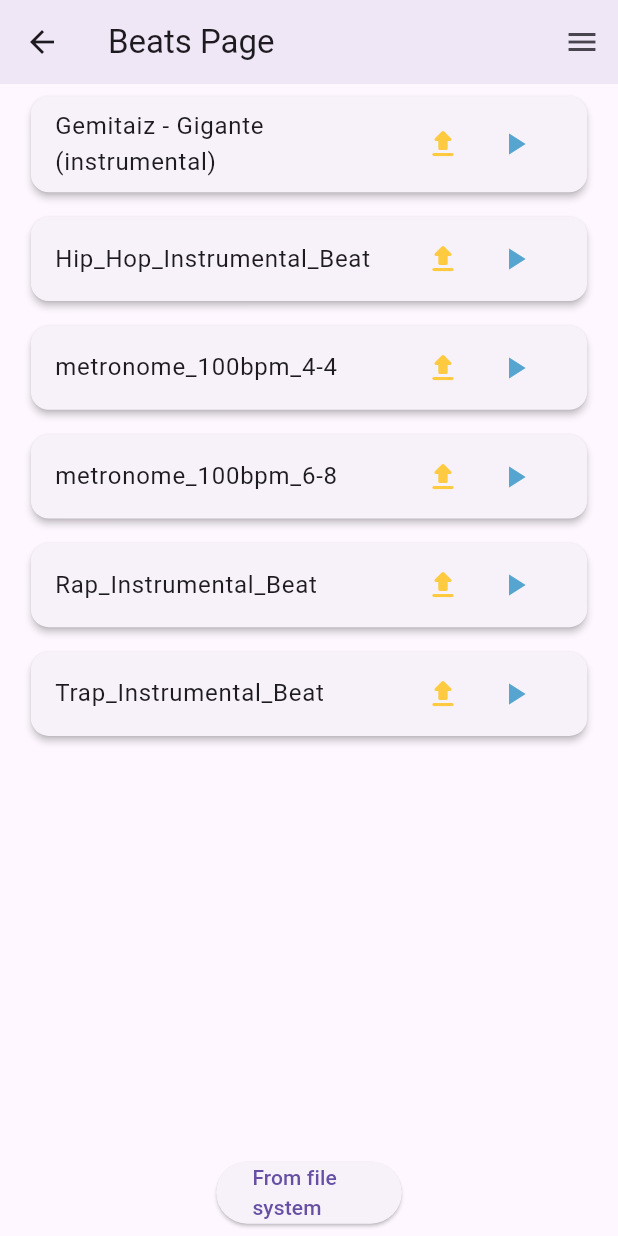
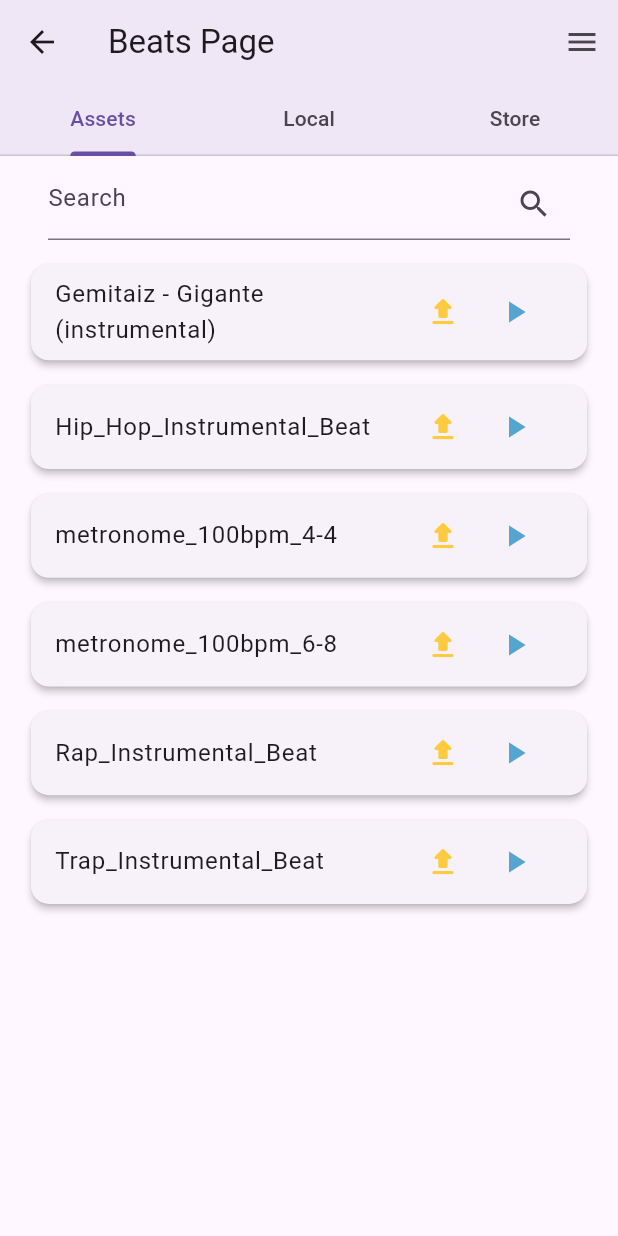
Before and after one commit to Catonzio/rap_edit, a Flutter app: the BeatsPage screen opened by its route, on a phone screen of 412 x 824 dp. Run offline on Flutter 3.47's test engine with Material 3 defaults, Android fonts, the phone set to English and light mode, and no system bars; drawn by our look-alikes of auto_size_text; our stand-ins replace audioplayers, connectivity_plus, file_picker, get, get_storage; accounts and stored records are empty; project files that could hold a hidden picture were left out.

Commit message:
improved beats page, divided beats by source type and added search

```diff
--- a/app/lib/configs/pages.dart
+++ b/app/lib/configs/pages.dart
@@ -5,7 +5,7 @@ import 'package:rap_edit/data/bindings/lyrics_bindings.dart';
 import 'package:rap_edit/data/bindings/settings_bindings.dart';
 import 'package:rap_edit/data/bindings/splash_bindings.dart';
 import 'package:rap_edit/ui/pages/about_page.dart';
-import 'package:rap_edit/ui/pages/beats_page.dart';
+import 'package:rap_edit/ui/pages/beats/beats_page.dart';
 import 'package:rap_edit/ui/pages/home_page.dart';
 import 'package:rap_edit/ui/pages/lyrics_page.dart';
 import 'package:rap_edit/ui/pages/mixed_songs_page.dart';
--- a/app/lib/data/controllers/pages_controllers/beats_controller.dart
+++ b/app/lib/data/controllers/pages_controllers/beats_controller.dart
@@ -1,9 +1,11 @@
 import 'package:file_picker/file_picker.dart';
+import 'package:flutter/material.dart';
 import 'package:get/get.dart';
 import 'package:rap_edit/data/controllers/pages_controllers/home_controller.dart';
 import 'package:rap_edit/data/models/beat.dart';
 import 'package:rap_edit/data/repositories/beats_repository.dart';
 import 'package:rap_edit/utils/constants.dart';
+import 'package:rap_edit/utils/enums.dart';
 
 class BeatsController extends GetxController {
   static final BeatsController to = Get.find<BeatsController>();
@@ -14,12 +16,23 @@ class BeatsController extends GetxController {
   bool get isLoadingBeats => _isLoadingBeats.value;
   set isLoadingBeats(bool value) => _isLoadingBeats.value = value;
 
-  final RxList<Beat> _beats = <Beat>[].obs;
-  List<Beat> get beats => _beats;
-  set beats(List<Beat> value) => _beats.value = value;
+  RxList<Beat> beats = <Beat>[].obs;
+  RxList<Beat> assetBeats = <Beat>[].obs;
+  RxList<Beat> localBeats = <Beat>[].obs;
+
+  final TextEditingController searchController = TextEditingController();
+  final RxString _searchString = "".obs;
+  String get searchString => _searchString.value;
+  set searchString(String value) => _searchString.value = value;
 
   Beat? getBeatWithUrl(String songUrl) =>
       beats.where((Beat beat) => beat.songUrl == songUrl).firstOrNull;
+
+  @override
+  void onInit() {
+    fetchBeats();
+    super.onInit();
+  }
 
   void fetchBeats() async {
     if (beats.isEmpty) {
@@ -29,22 +42,21 @@ class BeatsController extends GetxController {
         await beatsRepository.saveBeats(assetsBeats);
         beats = assetsBeats;
       }
-      this.beats = beats;
+      this.beats = beats.obs;
+      assetBeats = beats.where((beat) => beat.sourceType == SourceType.asset).toList().obs;
+      localBeats = beats.where((beat) => beat.sourceType == SourceType.file).toList().obs;
       isLoadingBeats = false;
     }
   }
 
-  void loadBeat(int index) {
+  void loadBeat(Beat beat) {
     if (beats.isEmpty) {
       fetchBeats();
     }
-    if (index < beats.length) {
-      // Get.offAndToNamed(Routes.writing);
-      HomeController.to.setSong(beats[index]);
-    }
+    HomeController.to.setSong(beat);
   }
 
-  Future<void> loadBeatsFromFileSystem() async {
+  Future<void> uploadBeatsFromFileSystem() async {
     FilePickerResult? result = await FilePicker.platform.pickFiles(
         allowMultiple: true,
         allowedExtensions: musicExtensions,
@@ -55,11 +67,12 @@ class BeatsController extends GetxController {
     if (result != null) {
       List<Beat> newBeats = result.paths
           .where((path) =>
-              path != null && !beats.map((beat) => beat.songUrl).contains(path))
+              path != null && !localBeats.map((beat) => beat.songUrl).contains(path))
           .map((path) => Beat.fromPath(path!))
           .toList();
       beatsRepository.saveBeats(newBeats);
-      beats = [...beats, ...newBeats];
+      beats = [...beats, ...newBeats].obs;
+      localBeats = [...localBeats, ...newBeats].obs;
     } else {
       // User canceled the picker
     }
--- /dev/null
+++ b/app/lib/ui/pages/beats/asset_beats.dart
@@ -0,0 +1,49 @@
+import 'package:flutter/material.dart';
+import 'package:get/get.dart';
+import 'package:rap_edit/configs/routes.dart';
+import 'package:rap_edit/data/controllers/pages_controllers/beats_controller.dart';
+import 'package:rap_edit/data/models/beat.dart';
+import 'package:rap_edit/ui/widgets/search_beat_widget.dart';
+import 'package:rap_edit/ui/widgets/tiles/beat_tile.dart';
+import 'package:rap_edit/utils/extensions/context_extension.dart';
+
+class AssetBeats extends StatelessWidget {
+  const AssetBeats({super.key});
+
+  @override
+  Widget build(BuildContext context) {
+    final BeatsController controller = BeatsController.to;
+
+    return Obx(() {
+      if (controller.isLoadingBeats) {
+        return const Center(child: CircularProgressIndicator());
+      }
+
+      if (controller.assetBeats.isEmpty) {
+        return const Center(child: Text("No asset beats available"));
+      }
+      return Column(
+        children: [
+          SearchBeatWidget(controller: controller),
+          Expanded(
+            child: ListView(
+              children: controller.assetBeats
+                  .where((p0) => p0.title
+                      .toLowerCase()
+                      .contains(controller.searchString.toLowerCase()))
+                  .toList()
+                  .map((Beat e) => BeatTile(
+                      beat: e,
+                      onUpload: () {
+                        controller.loadBeat(e);
+                        context.navigator.pop();
+                        context.navigator.pushNamed(Routes.writing);
+                      }))
+                  .toList(),
+            ),
+          ),
+        ],
+      );
+    });
+  }
+}
--- /dev/null
+++ b/app/lib/ui/pages/beats/beats_page.dart
@@ -0,0 +1,34 @@
+import 'package:flutter/material.dart';
+import 'package:rap_edit/ui/pages/beats/asset_beats.dart';
+import 'package:rap_edit/ui/pages/beats/local_beats.dart';
+import 'package:rap_edit/ui/pages/beats/store_beats.dart';
+import 'package:rap_edit/utils/constants.dart';
+
+class BeatsPage extends StatelessWidget {
+  const BeatsPage({super.key});
+
+  @override
+  Widget build(BuildContext context) {
+    return DefaultTabController(
+      length: 3,
+      child: Scaffold(
+          appBar: AppBar(
+            title: const Text("Beats Page"),
+            bottom: const TabBar(
+              tabs: [
+                Tab(text: "Assets"),
+                Tab(text: "Local"),
+                Tab(text: "Store"),
+              ],
+            ),
+          ),
+          endDrawer: pagesDrawer,
+          body: const TabBarView(children: [
+            // AssetBeats(controller: controller),
+            AssetBeats(),
+            LocalBeats(),
+            StoreBeats(),
+          ])),
+    );
+  }
+}
--- a/app/lib/ui/pages/beats_page.dart
+++ /dev/null
@@ -1,69 +0,0 @@
-import 'package:auto_size_text/auto_size_text.dart';
-import 'package:flutter/material.dart';
-import 'package:get/get.dart';
-import 'package:rap_edit/configs/routes.dart';
-import 'package:rap_edit/data/controllers/pages_controllers/beats_controller.dart';
-import 'package:rap_edit/ui/widgets/tiles/beat_tile.dart';
-import 'package:rap_edit/utils/constants.dart';
-import 'package:rap_edit/utils/extensions/context_extension.dart';
-
-class BeatsPage extends StatelessWidget {
-  const BeatsPage({super.key});
-
-  @override
-  Widget build(BuildContext context) {
-    return Scaffold(
-      appBar: AppBar(
-        title: const Text("Beats Page"),
-      ),
-      endDrawer: pagesDrawer,
-      body: SafeArea(
-          child: GetX<BeatsController>(
-        initState: (state) => state.controller?.fetchBeats(),
-        builder: (controller) {
-          return Stack(
-            fit: StackFit.expand,
-            children: [
-              Positioned(
-                left: 0,
-                right: 0,
-                top: 0,
-                bottom: context.height * (0.01 + 0.07),
-                child: controller.isLoadingBeats
-                    ? const Center(child: CircularProgressIndicator())
-                    : controller.beats.isEmpty
-                        ? const Center(child: Text("No beats available"))
-                        : ListView.builder(
-                            itemCount: controller.beats.length,
-                            itemBuilder: (context, index) => BeatTile(
-                                beat: controller.beats[index],
-                                onTap: () {
-                                  controller.loadBeat(index);
-                                  // context.navigator.popAndPushNamed(Routes.writing);
-                                  context.navigator.pop();
-                                  context.navigator.pushNamed(Routes.writing);
-                                })),
-              ),
-              Positioned(
-                bottom: context.height * 0.01,
-                left: context.width * (0.5 - 0.3 / 2),
-                width: context.width * 0.3,
-                height: context.height * 0.05,
-                child: ElevatedButton(
-                  onPressed: () {
-                    controller.loadBeatsFromFileSystem();
-                  },
-                  child: const AutoSizeText(
-                    "From file system",
-                    maxLines: 2,
-                    overflow: TextOverflow.ellipsis,
-                  ),
-                ),
-              )
-            ],
-          );
-        },
-      )),
-    );
-  }
-}
--- /dev/null
+++ b/app/lib/ui/widgets/search_beat_widget.dart
@@ -0,0 +1,29 @@
+import 'package:flutter/material.dart';
+import 'package:rap_edit/data/controllers/pages_controllers/beats_controller.dart';
+
+class SearchBeatWidget extends StatelessWidget {
+  final BeatsController controller;
+
+  const SearchBeatWidget({
+    super.key,
+    required this.controller,
+  });
+
+  @override
+  Widget build(BuildContext context) {
+    return Padding(
+      padding: const EdgeInsets.symmetric(horizontal: 32, vertical: 8),
+      child: TextField(
+          maxLines: 1,
+          controller: controller.searchController,
+          onChanged: (value) {
+            controller.searchString = value;
+            controller.searchController.text = value;
+          },
+          decoration: const InputDecoration(
+            hintText: "Search",
+            suffixIcon: Icon(Icons.search),
+          )),
+    );
+  }
+}
--- a/app/lib/ui/widgets/tiles/beat_tile.dart
+++ b/app/lib/ui/widgets/tiles/beat_tile.dart
@@ -7,8 +7,8 @@ import 'package:rap_edit/ui/widgets/tiles/basic_tile.dart';
 
 class BeatTile extends StatelessWidget {
   final Beat beat;
-  final Function() onTap;
-  const BeatTile({super.key, required this.beat, required this.onTap});
+  final Function() onUpload;
+  const BeatTile({super.key, required this.beat, required this.onUpload});
 
   @override
   Widget build(BuildContext context) {
@@ -21,14 +21,14 @@ class BeatTile extends StatelessWidget {
           crossAxisAlignment: CrossAxisAlignment.center,
           children: [
             IconButton(
-              onPressed: onTap,
+              onPressed: onUpload,
               icon: const Icon(Icons.upload_rounded),
               color: Themes.yellow,
             ),
             Obx(() => IconButton(
                   onPressed: () => controller.isPlaying(beat.songUrl)
                       ? controller.pause()
-                      : controller.play(beat.songUrl),
+                      : controller.play(beat.songUrl, beat.sourceType),
                   icon: Icon(controller.isPlaying(beat.songUrl)
                       ? Icons.pause
                       : Icons.play_arrow),
```
Also changed, not shown: app/lib/data/controllers/domain_controllers/beat_preview_controller.dart (+6 -2 lines), app/lib/ui/pages/beats/local_beats.dart (added, +69 -0 lines), app/lib/ui/pages/beats/store_beats.dart (added, +12 -0 lines).
